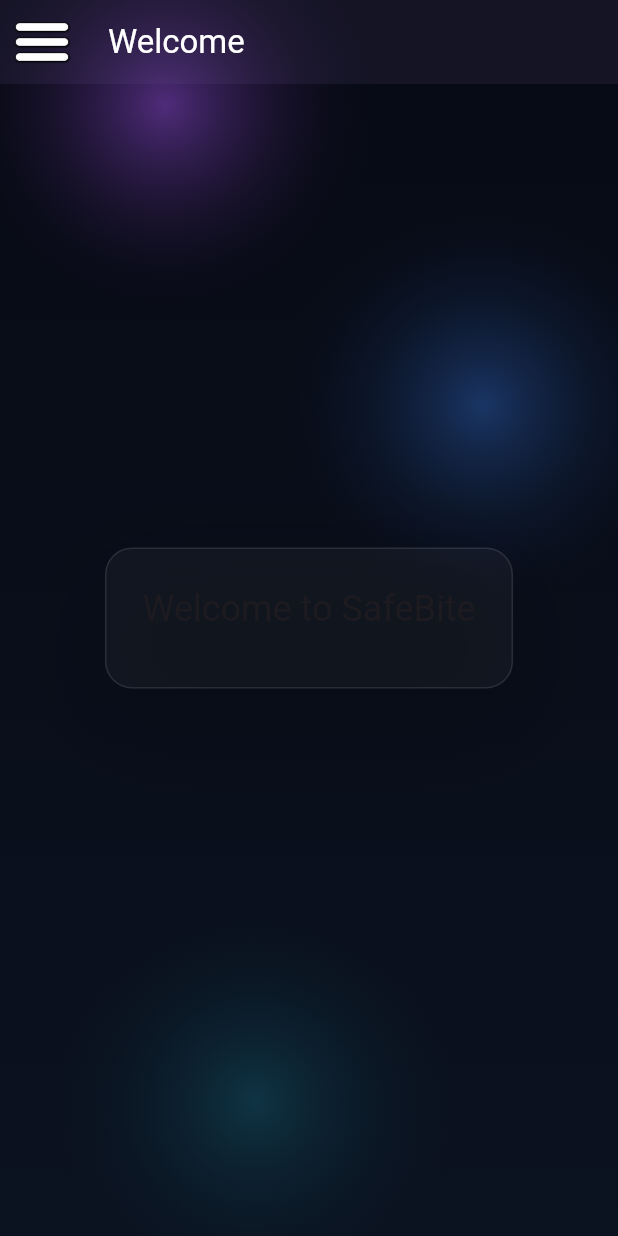
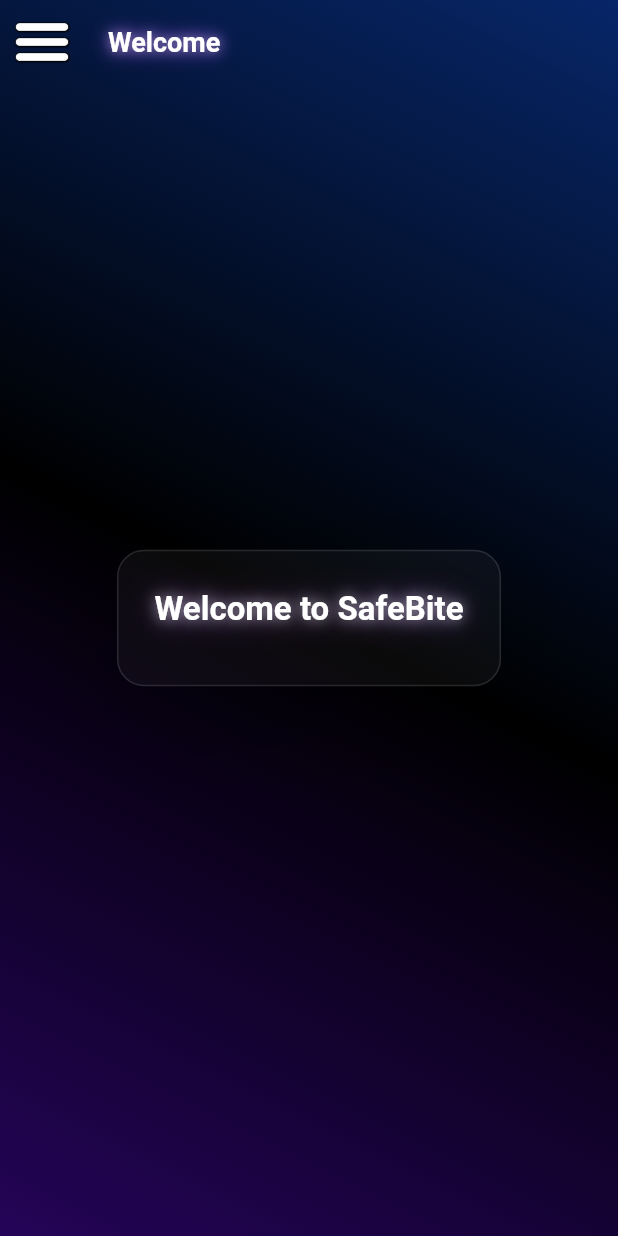
Before and after one commit to JustZhivko/SafeBite, a Flutter app: the screen it shows after launch, on a phone screen of 412 x 824 dp. Run offline on Flutter 3.47's test engine with Material 3 defaults, Android fonts, the phone set to English and light mode, and no system bars.

Commit message:
fixing design

```diff
--- a/safe_bite/lib/background.dart
+++ b/safe_bite/lib/background.dart
@@ -1,5 +1,4 @@
 import 'package:flutter/material.dart';
-import 'theme.dart';
 
 class AppBackground extends StatelessWidget {
   final Widget child;
@@ -11,48 +10,16 @@
     return Container(
       decoration: const BoxDecoration(
         gradient: LinearGradient(
-          begin: Alignment.topCenter,
-          end: Alignment.bottomCenter,
-          colors: [AppTheme.bg0, AppTheme.bg1],
+          begin: Alignment.topRight,
+          end: Alignment.bottomLeft,
+          colors: [
+            Color.fromARGB(255, 7, 38, 104),
+            Color.fromARGB(255, 0, 0, 0),
+            Color.fromARGB(255, 36, 4, 88),
+          ],
         ),
       ),
-      child: Stack(
-        children: [
-          // Purple glow
-          Positioned(
-            top: -80,
-            left: -40,
-            child: _radial(AppTheme.accent.withOpacity(0.45)),
-          ),
-
-          // Blue glow
-          Positioned(
-            top: 120,
-            right: -60,
-            child: _radial(AppTheme.accent2.withOpacity(0.35)),
-          ),
-
-          // Cyan glow
-          Positioned(
-            bottom: -60,
-            left: 20,
-            child: _radial(AppTheme.accent3.withOpacity(0.18)),
-          ),
-
-          child,
-        ],
-      ),
-    );
-  }
-
-  Widget _radial(Color color) {
-    return Container(
-      width: 300,
-      height: 300,
-      decoration: BoxDecoration(
-        shape: BoxShape.circle,
-        gradient: RadialGradient(colors: [color, Colors.transparent]),
-      ),
+      child: child,
     );
   }
 }
--- a/safe_bite/lib/main.dart
+++ b/safe_bite/lib/main.dart
@@ -3,6 +3,8 @@
 import 'about_us.dart';
 import 'signin.dart';
 import 'signup.dart';
+import 'theme.dart';
+import 'background.dart';
 
 void main() {
   runApp(const MyApp());
@@ -15,9 +17,12 @@
   Widget build(BuildContext context) {
     return MaterialApp(
       title: 'SafeBite',
-      theme: ThemeData(
-        colorScheme: ColorScheme.fromSeed(seedColor: Colors.deepPurple),
-      ),
+      theme: AppTheme.darkTheme,
+
+      builder: (context, child) {
+        return AppBackground(child: child!);
+      },
+
       home: MyHomePage(),
     );
   }
@@ -53,12 +58,20 @@
     return Scaffold(
       extendBodyBehindAppBar: true,
       key: _scaffoldKey,
+
       appBar: PreferredSize(
-        preferredSize: Size.fromHeight(56.0),
+        preferredSize: const Size.fromHeight(56.0),
         child: AppBar(
           title: Text(
             _titles[_selectedIndex],
-            style: TextStyle(color: Colors.white),
+            style: const TextStyle(
+              color: Colors.white,
+              fontWeight: FontWeight.w600,
+              shadows: [
+                Shadow(color: Color(0xFFA855F7), blurRadius: 16),
+                Shadow(color: Colors.white38, blurRadius: 8),
+              ],
+            ),
           ),
           leading: Padding(
             padding: const EdgeInsets.all(8.0),
@@ -70,58 +83,84 @@
             ),
           ),
           backgroundColor: Colors.transparent,
-          elevation: 100,
-          iconTheme: IconThemeData(color: Colors.white),
+          elevation: 0,
+          iconTheme: const IconThemeData(color: Colors.white),
         ),
       ),
 
       drawer: Drawer(
         child: Container(
-          color: const Color.fromARGB(255, 87, 111, 229),
+          decoration: const BoxDecoration(
+            gradient: LinearGradient(
+              begin: Alignment.topCenter,
+              end: Alignment.bottomCenter,
+              colors: [Color(0xFF0F0A2A), Color(0xFF07091A)],
+            ),
+          ),
           child: ListView(
             padding: EdgeInsets.zero,
             children: <Widget>[
               DrawerHeader(
+                decoration: const BoxDecoration(
+                  gradient: LinearGradient(
+                    colors: [
+                      Color.fromARGB(255, 44, 10, 99),
+                      Color.fromARGB(255, 53, 32, 185),
+                    ],
+                    begin: Alignment.topLeft,
+                    end: Alignment.bottomRight,
+                  ),
+                ),
                 child: Text(
                   'SafeBite',
                   style: TextStyle(
-                    color: const Color.fromARGB(255, 255, 255, 255),
+                    color: Colors.white,
                     fontSize: 35,
+                    fontWeight: FontWeight.w700,
+                    shadows: [
+                      Shadow(
+                        color: Colors.white.withOpacity(0.8),
+                        blurRadius: 16,
+                      ),
+                      const Shadow(color: Color(0xFFA855F7), blurRadius: 32),
+                    ],
                   ),
                 ),
-                decoration: BoxDecoration(
-                  color: const Color.fromARGB(255, 116, 19, 201),
-                ),
               ),
-              ListTile(
-                title: Text('Welcome', style: TextStyle(color: Colors.white)),
-                onTap: () {
-                  _onItemTapped(0);
-                },
-              ),
-              ListTile(
-                title: Text('About us', style: TextStyle(color: Colors.white)),
-                onTap: () {
-                  _onItemTapped(1);
-                },
-              ),
-              ListTile(
-                title: Text('Sign In', style: TextStyle(color: Colors.white)),
-                onTap: () {
-                  _onItemTapped(2);
-                },
-              ),
-              ListTile(
-                title: Text('Sign Up', style: TextStyle(color: Colors.white)),
-                onTap: () {
-                  _onItemTapped(3);
-                },
-              ),
+              _drawerItem('Welcome', 0),
+              _drawerItem('About us', 1),
+              _drawerItem('Sign In', 2),
+              _drawerItem('Sign Up', 3),
             ],
           ),
         ),
       ),
+
       body: _pages[_selectedIndex],
     );
   }
+
+  Widget _drawerItem(String label, int index) {
+    final isSelected = _selectedIndex == index;
+    return ListTile(
+      title: Text(
+        label,
+        style: TextStyle(
+          color: isSelected ? Colors.white : Colors.white70,
+          fontWeight: isSelected ? FontWeight.w600 : FontWeight.w400,
+          shadows: isSelected
+              ? [
+                  const Shadow(color: Color(0xFFA855F7), blurRadius: 12),
+                  Shadow(color: Colors.white.withOpacity(0.5), blurRadius: 6),
+                ]
+              : null,
+        ),
+      ),
+      tileColor: isSelected
+          ? Colors.white.withOpacity(0.06)
+          : Colors.transparent,
+      shape: RoundedRectangleBorder(borderRadius: BorderRadius.circular(8)),
+      onTap: () => _onItemTapped(index),
+    );
+  }
 }
--- /dev/null
+++ b/safe_bite/lib/text.dart
@@ -0,0 +1,22 @@
+import 'package:flutter/material.dart';
+
+TextStyle glowingText(double size, {FontWeight weight = FontWeight.w600}) {
+  return TextStyle(
+    fontSize: size,
+    fontWeight: weight,
+    color: Colors.white,
+    shadows: [
+      Shadow(color: Colors.white.withOpacity(0.75), blurRadius: 14),
+      Shadow(color: const Color(0xFFA855F7).withOpacity(0.50), blurRadius: 32),
+    ],
+  );
+}
+
+TextStyle mutedGlowText(double size, {FontWeight weight = FontWeight.w400}) {
+  return TextStyle(
+    fontSize: size,
+    fontWeight: weight,
+    color: Colors.white.withOpacity(0.75),
+    shadows: [Shadow(color: Colors.white.withOpacity(0.30), blurRadius: 8)],
+  );
+}
--- a/safe_bite/lib/theme.dart
+++ b/safe_bite/lib/theme.dart
@@ -7,30 +7,94 @@
   static const accent3 = Color(0xFF22D3EE);
 
   // Background
-  static const bg0 = Color(0xFF070A14);
-  static const bg1 = Color(0xFF0B1220);
+  static const bg0 = Color(0xFF04060F);
+  static const bg1 = Color(0xFF060818);
 
   // Text
-  static const text = Color.fromRGBO(255, 255, 255, 0.88);
+  static const text = Color.fromRGBO(255, 255, 255, 0.95);
   static const muted = Color.fromRGBO(255, 255, 255, 0.65);
 
   // Surfaces
-  static const border = Color.fromRGBO(255, 255, 255, 0.10);
+  static const border = Color.fromRGBO(255, 255, 255, 0.12);
   static const surface = Color.fromRGBO(5, 8, 20, 0.55);
   static const surface2 = Color.fromRGBO(5, 8, 20, 0.72);
 
-  static const placeholder = Color.fromRGBO(255, 255, 255, 0.45);
+  static const placeholder = Color.fromRGBO(255, 255, 255, 0.40);
 
   static const radius = 18.0;
 
+  // Shared glow shadows for text
+  static List<Shadow> get textGlow => [
+    Shadow(color: Colors.white.withOpacity(0.70), blurRadius: 12),
+    Shadow(color: accent.withOpacity(0.45), blurRadius: 28),
+  ];
+
+  static List<Shadow> get subtleGlow => [
+    Shadow(color: Colors.white.withOpacity(0.30), blurRadius: 8),
+  ];
+
+  // Dark theme
   static ThemeData darkTheme = ThemeData(
     brightness: Brightness.dark,
     scaffoldBackgroundColor: Colors.transparent,
     fontFamily: "Roboto",
-    textTheme: const TextTheme(
-      bodyMedium: TextStyle(color: text),
-      bodySmall: TextStyle(color: muted),
+
+    textTheme: TextTheme(
+      headlineLarge: TextStyle(
+        color: Colors.white,
+        fontWeight: FontWeight.w700,
+        fontSize: 32,
+        shadows: textGlow,
+      ),
+      headlineMedium: TextStyle(
+        color: Colors.white,
+        fontWeight: FontWeight.w700,
+        fontSize: 28,
+        shadows: textGlow,
+      ),
+      headlineSmall: TextStyle(
+        color: Colors.white,
+        fontWeight: FontWeight.w700,
+        fontSize: 22,
+        shadows: textGlow,
+      ),
+      titleLarge: TextStyle(
+        color: Colors.white,
+        fontWeight: FontWeight.w600,
+        fontSize: 18,
+        shadows: textGlow,
+      ),
+      titleMedium: TextStyle(
+        color: Colors.white,
+        fontWeight: FontWeight.w500,
+        fontSize: 16,
+        shadows: subtleGlow,
+      ),
+
+      bodyLarge: TextStyle(
+        color: Colors.white.withOpacity(0.92),
+        fontSize: 16,
+        shadows: subtleGlow,
+      ),
+      bodyMedium: TextStyle(
+        color: Colors.white.withOpacity(0.88),
+        fontSize: 14,
+        shadows: subtleGlow,
+      ),
+      bodySmall: TextStyle(
+        color: Colors.white.withOpacity(0.65),
+        fontSize: 12,
+        shadows: subtleGlow,
+      ),
+
+      labelLarge: TextStyle(
+        color: Colors.white,
+        fontWeight: FontWeight.w600,
+        fontSize: 14,
+        shadows: subtleGlow,
+      ),
     ),
+
     inputDecorationTheme: InputDecorationTheme(
       filled: true,
       fillColor: surface,
@@ -38,9 +102,13 @@
         borderRadius: BorderRadius.all(Radius.circular(radius)),
         borderSide: BorderSide(color: border),
       ),
+      enabledBorder: OutlineInputBorder(
+        borderRadius: BorderRadius.all(Radius.circular(radius)),
+        borderSide: BorderSide(color: border),
+      ),
       focusedBorder: OutlineInputBorder(
         borderRadius: BorderRadius.all(Radius.circular(radius)),
-        borderSide: BorderSide(color: accent),
+        borderSide: BorderSide(color: accent, width: 1.5),
       ),
       labelStyle: TextStyle(color: muted),
       hintStyle: TextStyle(color: placeholder),
```
